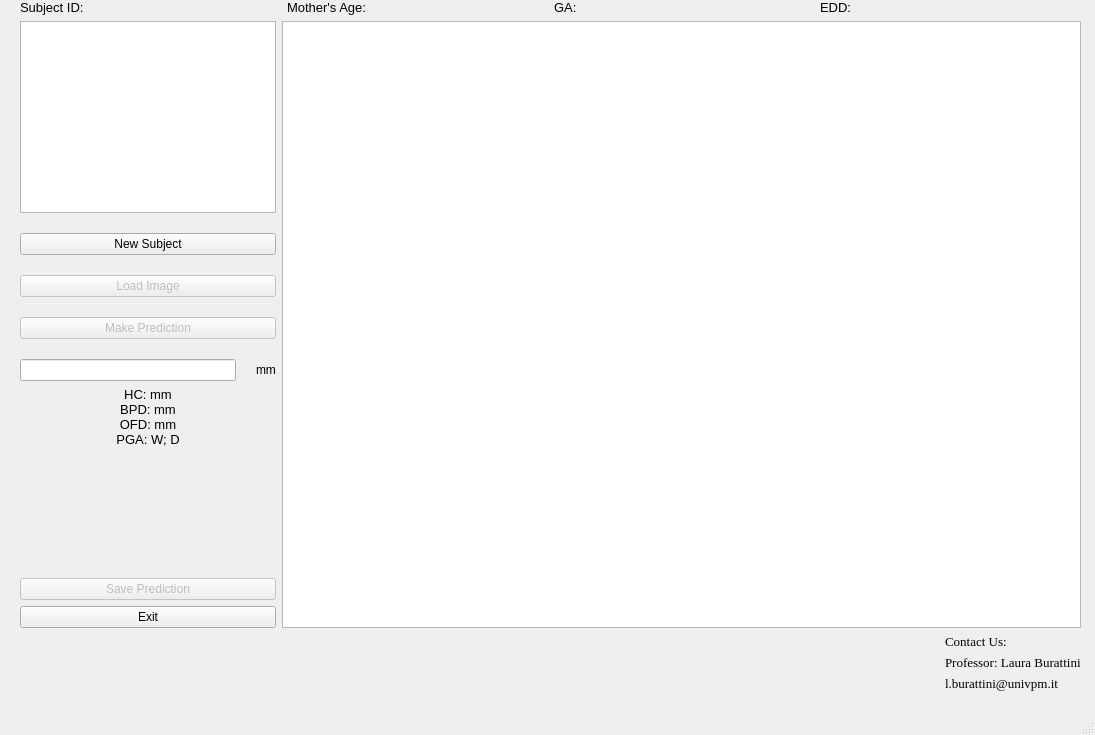
Above: form.ui from BME-Jafar/FetalBio-AI before the change. Below: the same form after it.
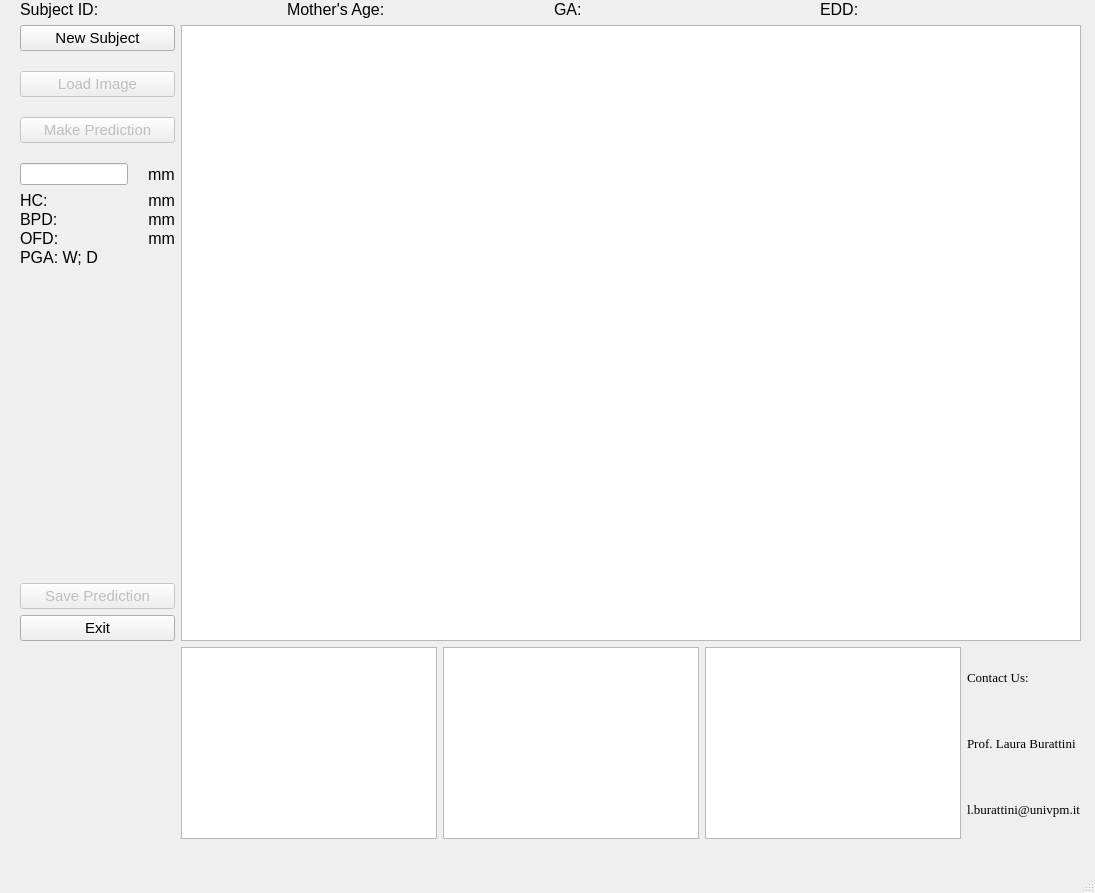
That is the form after the change.

What changed in the file:
```diff
--- a/form.ui
+++ b/form.ui
@@ -7,7 +7,7 @@
     <x>0</x>
     <y>0</y>
     <width>1095</width>
-    <height>735</height>
+    <height>893</height>
    </rect>
   </property>
   <property name="sizePolicy">
@@ -56,17 +56,17 @@
       <x>20</x>
       <y>0</y>
       <width>1061</width>
-      <height>691</height>
+      <height>839</height>
      </rect>
     </property>
-    <layout class="QVBoxLayout" name="verticalLayout_2" stretch="0,1,0">
+    <layout class="QVBoxLayout" name="verticalLayout_2" stretch="0,0,0">
      <item>
       <layout class="QHBoxLayout" name="PatientLayout">
        <item>
         <widget class="QLabel" name="IDtext">
          <property name="font">
           <font>
-           <pointsize>10</pointsize>
+           <pointsize>12</pointsize>
           </font>
          </property>
          <property name="text">
@@ -78,7 +78,7 @@
         <widget class="QLabel" name="MOTHERAGEtext">
          <property name="font">
           <font>
-           <pointsize>10</pointsize>
+           <pointsize>12</pointsize>
           </font>
          </property>
          <property name="text">
@@ -90,7 +90,7 @@
         <widget class="QLabel" name="GAtext">
          <property name="font">
           <font>
-           <pointsize>10</pointsize>
+           <pointsize>12</pointsize>
           </font>
          </property>
          <property name="text">
@@ -102,7 +102,7 @@
         <widget class="QLabel" name="EDDtext">
          <property name="font">
           <font>
-           <pointsize>10</pointsize>
+           <pointsize>12</pointsize>
           </font>
          </property>
          <property name="text">
@@ -113,7 +113,7 @@
       </layout>
      </item>
      <item>
-      <layout class="QHBoxLayout" name="horizontalLayout" stretch="0,1">
+      <layout class="QHBoxLayout" name="Workspace_Layout" stretch="0,1">
        <property name="sizeConstraint">
         <enum>QLayout::SizeConstraint::SetDefaultConstraint</enum>
        </property>
@@ -130,24 +130,19 @@
         <number>0</number>
        </property>
        <item>
-        <layout class="QVBoxLayout" name="verticalLayout" stretch="0,0,0,0,0">
+        <layout class="QVBoxLayout" name="ControlPnael_Layout" stretch="0,0,0,0,0">
          <item>
           <layout class="QVBoxLayout" name="Buttons">
            <property name="spacing">
             <number>20</number>
            </property>
-           <item>
-            <widget class="QGraphicsView" name="logoUNIVPM">
-             <property name="sizePolicy">
-              <sizepolicy hsizetype="Minimum" vsizetype="Minimum">
-               <horstretch>0</horstretch>
-               <verstretch>0</verstretch>
-              </sizepolicy>
-             </property>
-            </widget>
-           </item>
            <item>
             <widget class="QPushButton" name="newSub_Button">
+             <property name="font">
+              <font>
+               <pointsize>11</pointsize>
+              </font>
+             </property>
              <property name="text">
               <string>New Subject</string>
              </property>
@@ -158,6 +153,11 @@
              <property name="enabled">
               <bool>false</bool>
              </property>
+             <property name="font">
+              <font>
+               <pointsize>11</pointsize>
+              </font>
+             </property>
              <property name="text">
               <string>Load Image</string>
              </property>
@@ -168,6 +168,11 @@
              <property name="enabled">
               <bool>false</bool>
              </property>
+             <property name="font">
+              <font>
+               <pointsize>11</pointsize>
+              </font>
+             </property>
              <property name="text">
               <string>Make Prediction</string>
              </property>
@@ -180,6 +185,11 @@
              </item>
              <item>
               <widget class="QLabel" name="unit">
+               <property name="font">
+                <font>
+                 <pointsize>12</pointsize>
+                </font>
+               </property>
                <property name="text">
                 <string>mm</string>
                </property>
@@ -189,6 +199,8 @@
            </item>
           </layout>
          </item>
+         <item>
+          <layout class="QHBoxLayout" name="horizontalLayout">
          <item>
           <layout class="QVBoxLayout" name="verticalLayout_5">
            <property name="spacing">
@@ -198,14 +210,14 @@
             <widget class="QLabel" name="HCtextLabel">
              <property name="font">
               <font>
-               <pointsize>10</pointsize>
+                 <pointsize>12</pointsize>
               </font>
              </property>
              <property name="text">
-              <string>HC: mm</string>
+                <string>HC:</string>
              </property>
              <property name="alignment">
-              <set>Qt::AlignmentFlag::AlignCenter</set>
+                <set>Qt::AlignmentFlag::AlignLeading|Qt::AlignmentFlag::AlignLeft|Qt::AlignmentFlag::AlignVCenter</set>
              </property>
              <property name="indent">
               <number>0</number>
@@ -216,14 +228,14 @@
             <widget class="QLabel" name="BPDtextLabel">
              <property name="font">
               <font>
-               <pointsize>10</pointsize>
+                 <pointsize>12</pointsize>
               </font>
              </property>
              <property name="text">
-              <string>BPD: mm</string>
+                <string>BPD:</string>
              </property>
              <property name="alignment">
-              <set>Qt::AlignmentFlag::AlignCenter</set>
+                <set>Qt::AlignmentFlag::AlignLeading|Qt::AlignmentFlag::AlignLeft|Qt::AlignmentFlag::AlignVCenter</set>
              </property>
              <property name="indent">
               <number>0</number>
@@ -234,14 +246,14 @@
             <widget class="QLabel" name="OFDtextLabel">
              <property name="font">
               <font>
-               <pointsize>10</pointsize>
+                 <pointsize>12</pointsize>
               </font>
              </property>
              <property name="text">
-              <string>OFD: mm</string>
+                <string>OFD:</string>
              </property>
              <property name="alignment">
-              <set>Qt::AlignmentFlag::AlignCenter</set>
+                <set>Qt::AlignmentFlag::AlignLeading|Qt::AlignmentFlag::AlignLeft|Qt::AlignmentFlag::AlignVCenter</set>
              </property>
              <property name="indent">
               <number>0</number>
@@ -252,19 +264,100 @@
             <widget class="QLabel" name="GAtextLabel">
              <property name="font">
               <font>
-               <pointsize>10</pointsize>
+                 <pointsize>12</pointsize>
               </font>
              </property>
              <property name="text">
               <string>PGA: W; D</string>
              </property>
              <property name="alignment">
-              <set>Qt::AlignmentFlag::AlignCenter</set>
+                <set>Qt::AlignmentFlag::AlignLeading|Qt::AlignmentFlag::AlignLeft|Qt::AlignmentFlag::AlignVCenter</set>
              </property>
              <property name="indent">
               <number>0</number>
              </property>
             </widget>
+             </item>
+            </layout>
+           </item>
+           <item>
+            <layout class="QVBoxLayout" name="verticalLayout_9">
+             <property name="spacing">
+              <number>0</number>
+             </property>
+             <item>
+              <widget class="QLabel" name="HCtextLabel_5">
+               <property name="font">
+                <font>
+                 <pointsize>12</pointsize>
+                </font>
+               </property>
+               <property name="text">
+                <string>mm</string>
+               </property>
+               <property name="alignment">
+                <set>Qt::AlignmentFlag::AlignRight|Qt::AlignmentFlag::AlignTrailing|Qt::AlignmentFlag::AlignVCenter</set>
+               </property>
+               <property name="indent">
+                <number>0</number>
+               </property>
+              </widget>
+             </item>
+             <item>
+              <widget class="QLabel" name="BPDtextLabel_5">
+               <property name="font">
+                <font>
+                 <pointsize>12</pointsize>
+                </font>
+               </property>
+               <property name="text">
+                <string>mm</string>
+               </property>
+               <property name="alignment">
+                <set>Qt::AlignmentFlag::AlignRight|Qt::AlignmentFlag::AlignTrailing|Qt::AlignmentFlag::AlignVCenter</set>
+               </property>
+               <property name="indent">
+                <number>0</number>
+               </property>
+              </widget>
+             </item>
+             <item>
+              <widget class="QLabel" name="OFDtextLabel_5">
+               <property name="font">
+                <font>
+                 <pointsize>12</pointsize>
+                </font>
+               </property>
+               <property name="text">
+                <string>mm</string>
+               </property>
+               <property name="alignment">
+                <set>Qt::AlignmentFlag::AlignRight|Qt::AlignmentFlag::AlignTrailing|Qt::AlignmentFlag::AlignVCenter</set>
+               </property>
+               <property name="indent">
+                <number>0</number>
+               </property>
+              </widget>
+             </item>
+             <item>
+              <widget class="QLabel" name="GAtextLabel_5">
+               <property name="font">
+                <font>
+                 <pointsize>12</pointsize>
+                </font>
+               </property>
+               <property name="text">
+                <string/>
+               </property>
+               <property name="alignment">
+                <set>Qt::AlignmentFlag::AlignRight|Qt::AlignmentFlag::AlignTrailing|Qt::AlignmentFlag::AlignVCenter</set>
+               </property>
+               <property name="indent">
+                <number>0</number>
+               </property>
+              </widget>
+             </item>
+            </layout>
            </item>
           </layout>
          </item>
@@ -286,6 +379,11 @@
            <property name="enabled">
             <bool>false</bool>
            </property>
+           <property name="font">
+            <font>
+             <pointsize>11</pointsize>
+            </font>
+           </property>
            <property name="text">
             <string>Save Prediction</string>
            </property>
@@ -293,6 +391,11 @@
          </item>
          <item>
           <widget class="QPushButton" name="exit_Button">
+           <property name="font">
+            <font>
+             <pointsize>11</pointsize>
+            </font>
+           </property>
            <property name="text">
             <string>Exit</string>
            </property>
@@ -327,6 +430,36 @@
          </property>
         </spacer>
        </item>
+       <item>
+        <widget class="QGraphicsView" name="Br3inLOGO">
+         <property name="sizePolicy">
+          <sizepolicy hsizetype="Minimum" vsizetype="Minimum">
+           <horstretch>0</horstretch>
+           <verstretch>0</verstretch>
+          </sizepolicy>
+         </property>
+        </widget>
+       </item>
+       <item>
+        <widget class="QGraphicsView" name="DIILOGO">
+         <property name="sizePolicy">
+          <sizepolicy hsizetype="Minimum" vsizetype="Minimum">
+           <horstretch>0</horstretch>
+           <verstretch>0</verstretch>
+          </sizepolicy>
+         </property>
+        </widget>
+       </item>
+       <item>
+        <widget class="QGraphicsView" name="logoUNIVPM">
+         <property name="sizePolicy">
+          <sizepolicy hsizetype="Minimum" vsizetype="Minimum">
+           <horstretch>0</horstretch>
+           <verstretch>0</verstretch>
+          </sizepolicy>
+         </property>
+        </widget>
+       </item>
        <item>
         <layout class="QVBoxLayout" name="verticalLayout_3">
          <item>
@@ -351,7 +484,7 @@
             </font>
            </property>
            <property name="text">
-            <string>Professor: Laura Burattini</string>
+            <string>Prof. Laura Burattini</string>
            </property>
           </widget>
          </item>
```
Lines whose indentation alone changed are shown as unchanged.
